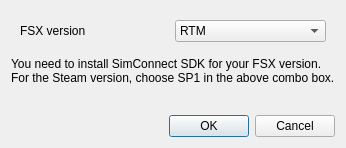
The window that proto-simconnect/ftnoir_sccontrols.ui (opentrack/opentrack) describes before a commit, drawn with Qt 5.
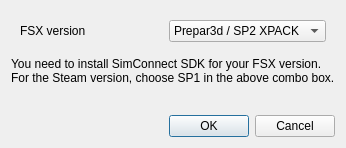
The same window after the commit. Icons and pictures are not drawn.

The edit to the form file:
```diff
--- a/proto-simconnect/ftnoir_sccontrols.ui
+++ b/proto-simconnect/ftnoir_sccontrols.ui
@@ -51,6 +51,11 @@
           <verstretch>0</verstretch>
          </sizepolicy>
         </property>
+        <item>
+         <property name="text">
+          <string>Prepar3d / SP2 XPACK</string>
+         </property>
+        </item>
         <item>
          <property name="text">
           <string>RTM</string>
```
Left out of the diff: 7 changed lines with no effect on the pictures.
